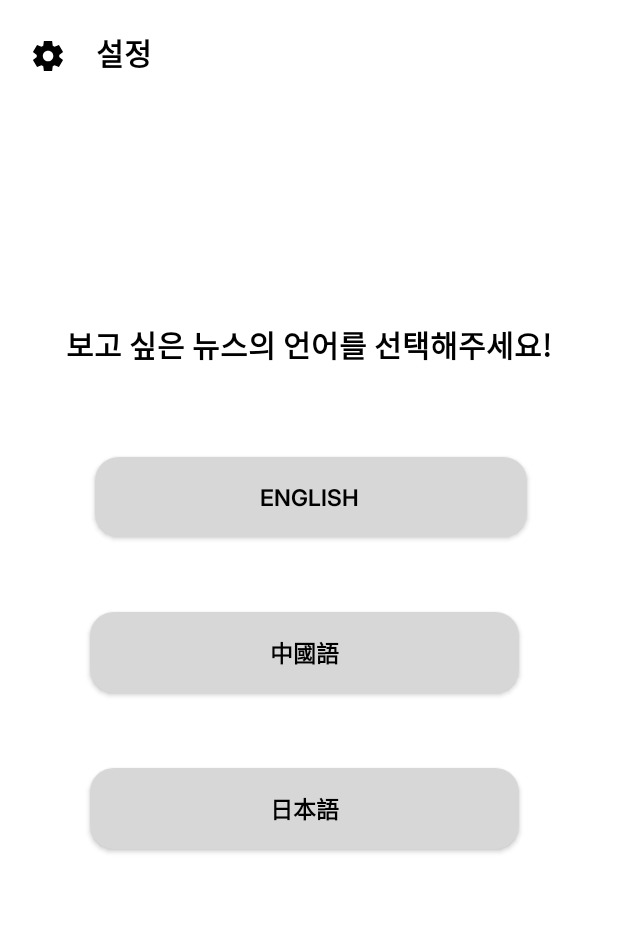
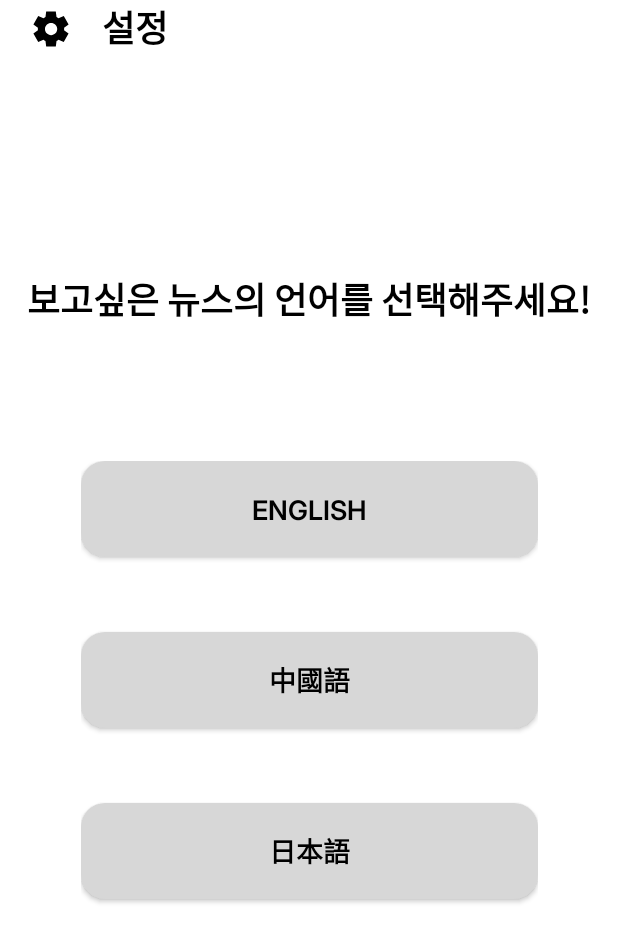
Before and after one commit to MoPrgrm/Front-, an Android app: the ChangeLanguageActivity screen opened directly, with no data from a screen before it, on a phone screen of 412 x 824 dp. Shown: the top 942 px of the screen. Run offline under Robolectric (Android 15) with nearby library versions, the phone set to English and light mode, and no system bars.

Commit message:
#fix : remake setting layout

```diff
--- a/app/src/main/res/layout/activity_change_language.xml
+++ b/app/src/main/res/layout/activity_change_language.xml
@@ -1,26 +1,22 @@
 <?xml version="1.0" encoding="utf-8"?>
-<androidx.constraintlayout.widget.ConstraintLayout xmlns:android="http://schemas.android.com/apk/res/android"
+<LinearLayout xmlns:android="http://schemas.android.com/apk/res/android"
     xmlns:app="http://schemas.android.com/apk/res-auto"
     xmlns:tools="http://schemas.android.com/tools"
     android:layout_width="match_parent"
     android:layout_height="match_parent"
     android:id="@+id/change_language"
+    android:orientation="vertical"
     tools:context=".ui.setting.SettingFragment">
 
 
-    <Space
-        android:id="@+id/spaceTop"
+    <LinearLayout
         android:layout_width="match_parent"
-        android:layout_height="20dp"
-        app:layout_constraintTop_toTopOf="parent"/>
-
+        android:layout_height="wrap_content"
+        android:orientation="horizontal">
 
         <ImageView
-        android:id="@+id/ic_setting"
-        android:layout_width="wrap_content"
-        android:layout_height="wrap_content"
-        app:layout_constraintTop_toBottomOf="@id/spaceTop"
-        app:layout_constraintLeft_toLeftOf="parent"
+            android:layout_width="28dp"
+            android:layout_height="28dp"
             android:layout_marginTop="5dp"
             android:layout_marginLeft="20dp"
             android:src="@drawable/ic_setting" />
@@ -28,19 +24,18 @@
         <TextView
             android:layout_width="wrap_content"
             android:layout_height="wrap_content"
-        app:layout_constraintTop_toBottomOf="@id/spaceTop"
-        app:layout_constraintLeft_toRightOf="@+id/ic_setting"
             android:layout_marginLeft="20dp"
             android:fontFamily="@font/inter_semibold"
             android:text="설정"
             android:textColor="@color/black"
-        android:textSize="20sp" />
+            android:textSize="24dp" />
+
+    </LinearLayout>
+
 
     <Space
-        android:id="@+id/space1"
         android:layout_width="match_parent"
-        android:layout_height="165dp"
-        app:layout_constraintTop_toBottomOf="@id/ic_setting"/>
+        android:layout_height="145dp" />
 
 
     <TextView
@@ -48,81 +43,78 @@
         android:layout_width="match_parent"
         android:layout_height="wrap_content"
         android:fontFamily="@font/inter_semibold"
-        android:text="보고 싶은 뉴스의 언어를 선택해주세요!"
-        app:layout_constraintTop_toBottomOf="@id/space1"
+        android:text="보고싶은 뉴스의 언어를 선택해주세요!"
         android:textAlignment="center"
         android:textColor="@color/black"
-        android:textSize="20sp" />
+        android:textSize="24dp" />
 
     <Space
-        android:id="@+id/space2"
         android:layout_width="match_parent"
-        android:layout_height="60dp"
-        app:layout_constraintTop_toBottomOf="@id/txt_description_input"/>
+        android:layout_height="90dp" />
 
+    <LinearLayout
+        android:layout_width="match_parent"
+        android:layout_height="match_parent"
+        android:orientation="horizontal">
+
+        <Space
+            android:layout_width="match_parent"
+            android:layout_height="match_parent"
+            android:layout_weight="10"/>
+
+        <LinearLayout
+            android:layout_width="match_parent"
+            android:layout_height="match_parent"
+            android:layout_weight="3"
+            android:orientation="vertical">
 
             <android.widget.Button
                 android:id="@+id/btn_english"
-        android:layout_width="wrap_content"
-        android:layout_height="wrap_content"
+                android:layout_width="match_parent"
+                android:layout_height='64dp'
                 android:background="@drawable/button_shape"
                 android:fontFamily="@font/inter_semibold"
-        android:paddingLeft="110dp"
-        android:paddingTop="15sp"
-        android:paddingRight="112dp"
-        android:paddingBottom="15sp"
                 android:text="English"
                 android:textColor="@color/black"
-        android:textSize="15sp"
-        android:layout_marginLeft="63dp"
-        app:layout_constraintTop_toBottomOf="@id/space2"
-        app:layout_constraintLeft_toLeftOf="@id/space2" />
+                android:textSize="18dp"/>
 
             <Space
-        android:id="@+id/space3"
                 android:layout_width="match_parent"
-        android:layout_height="50dp"
-        app:layout_constraintTop_toBottomOf="@id/btn_english"/>
+                android:layout_height="50dp" />
 
             <android.widget.Button
                 android:id="@+id/btn_chinese"
-        android:layout_width="wrap_content"
-        android:layout_height="wrap_content"
-        android:layout_marginLeft="60dp"
+                android:layout_width="match_parent"
+                android:layout_height="64dp"
                 android:background="@drawable/button_shape"
                 android:fontFamily="@font/inter_semibold"
-        android:paddingLeft="120dp"
-        android:paddingTop="15sp"
-        android:paddingRight="120dp"
-        android:paddingBottom="15sp"
                 android:text="中國語"
                 android:textColor="@color/black"
-        android:textSize="15sp"
-        app:layout_constraintLeft_toLeftOf="@id/space3"
-        app:layout_constraintTop_toBottomOf="@id/space3" />
+                android:textSize="18dp" />
 
             <Space
-        android:id="@+id/space4"
                 android:layout_width="match_parent"
-        android:layout_height="50dp"
-        app:layout_constraintTop_toBottomOf="@id/btn_chinese"/>
+                android:layout_height="50dp" />
 
             <android.widget.Button
                 android:id="@+id/btn_japanese"
-        android:layout_width="wrap_content"
-        android:layout_height="wrap_content"
-        android:layout_marginLeft="60dp"
+                android:layout_width="match_parent"
+                android:layout_height="64dp"
                 android:background="@drawable/button_shape"
                 android:fontFamily="@font/inter_semibold"
-        android:paddingLeft="120dp"
-        android:paddingTop="15sp"
-        android:paddingRight="120dp"
-        android:paddingBottom="15sp"
                 android:text="日本語"
                 android:textColor="@color/black"
-        android:textSize="15sp"
-        app:layout_constraintLeft_toLeftOf="@id/space4"
-        app:layout_constraintTop_toBottomOf="@id/space4" />
+                android:textSize="18sp" />
 
 
-</androidx.constraintlayout.widget.ConstraintLayout>
+        </LinearLayout>
+
+
+        <Space
+            android:layout_width="match_parent"
+            android:layout_height="match_parent"
+            android:layout_weight="10"/>
+
+    </LinearLayout>
+
+</LinearLayout>
```
Also changed, not shown: app/src/main/res/layout/activity_change_account.xml (+31 -37 lines), app/src/main/res/layout/activity_change_topic.xml (+15 -27 lines), app/src/main/res/layout/fragment_setting.xml (+77 -48 lines). Lines whose indentation alone changed are shown as unchanged.
